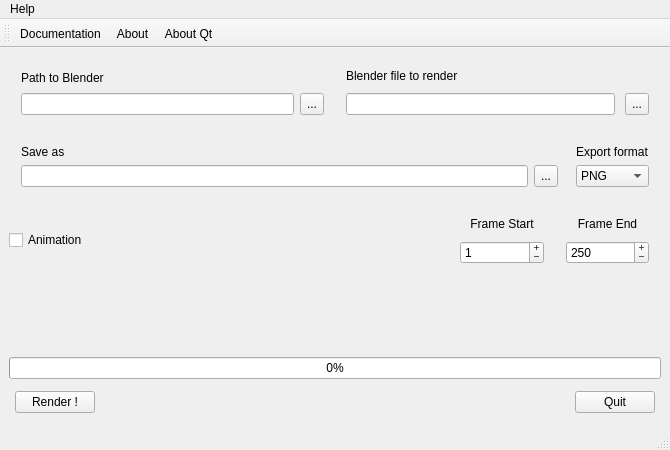
This is mainwindow.ui in Nesakko/BlenderRender as Qt 5 draws it before an edit. The edited form follows.
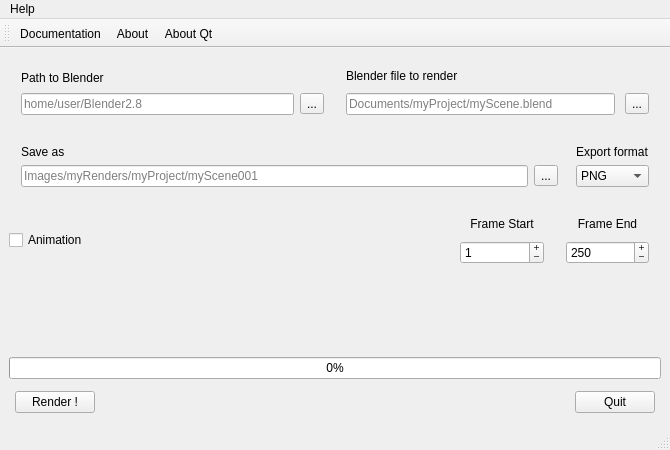
This is the edited form.

```diff
--- a/mainwindow.ui
+++ b/mainwindow.ui
@@ -66,11 +66,8 @@
         </property>
         <item row="1" column="1">
          <widget class="QToolButton" name="BlenderPathSelect">
-          <property name="maximumSize">
-           <size>
-            <width>32</width>
-            <height>32</height>
-           </size>
+          <property name="cursor">
+           <cursorShape>PointingHandCursor</cursorShape>
           </property>
           <property name="text">
            <string>...</string>
@@ -79,8 +76,11 @@
         </item>
         <item row="1" column="0">
          <widget class="QLineEdit" name="BlenderPath">
-          <property name="text">
-           <string/>
+          <property name="autoFillBackground">
+           <bool>false</bool>
+          </property>
+          <property name="placeholderText">
+           <string>home/user/Blender2.8</string>
           </property>
          </widget>
         </item>
@@ -115,15 +115,16 @@
          </widget>
         </item>
         <item row="1" column="0">
-         <widget class="QLineEdit" name="BlendFile"/>
+         <widget class="QLineEdit" name="BlendFile">
+          <property name="placeholderText">
+           <string>Documents/myProject/myScene.blend</string>
+          </property>
+         </widget>
         </item>
         <item row="1" column="1">
          <widget class="QToolButton" name="BlendSelect">
-          <property name="maximumSize">
-           <size>
-            <width>32</width>
-            <height>32</height>
-           </size>
+          <property name="cursor">
+           <cursorShape>PointingHandCursor</cursorShape>
           </property>
           <property name="text">
            <string>...</string>
@@ -305,15 +306,16 @@
          <number>6</number>
         </property>
         <item row="1" column="0">
-         <widget class="QLineEdit" name="BlendFile_2"/>
+         <widget class="QLineEdit" name="BlendFile_2">
+          <property name="placeholderText">
+           <string>Images/myRenders/myProject/myScene001</string>
+          </property>
+         </widget>
         </item>
         <item row="1" column="1">
          <widget class="QToolButton" name="BlendSelect_2">
-          <property name="maximumSize">
-           <size>
-            <width>32</width>
-            <height>32</height>
-           </size>
+          <property name="cursor">
+           <cursorShape>PointingHandCursor</cursorShape>
           </property>
           <property name="text">
            <string>...</string>
```
Left out of the diff: 25 changed lines with no effect on the pictures.
